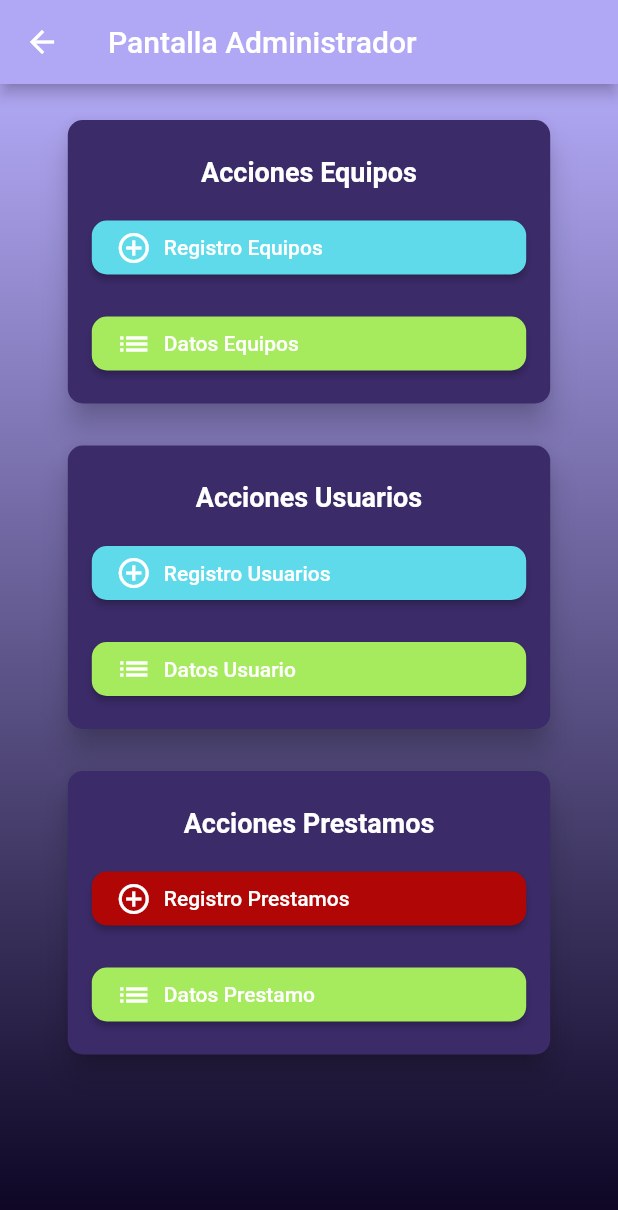
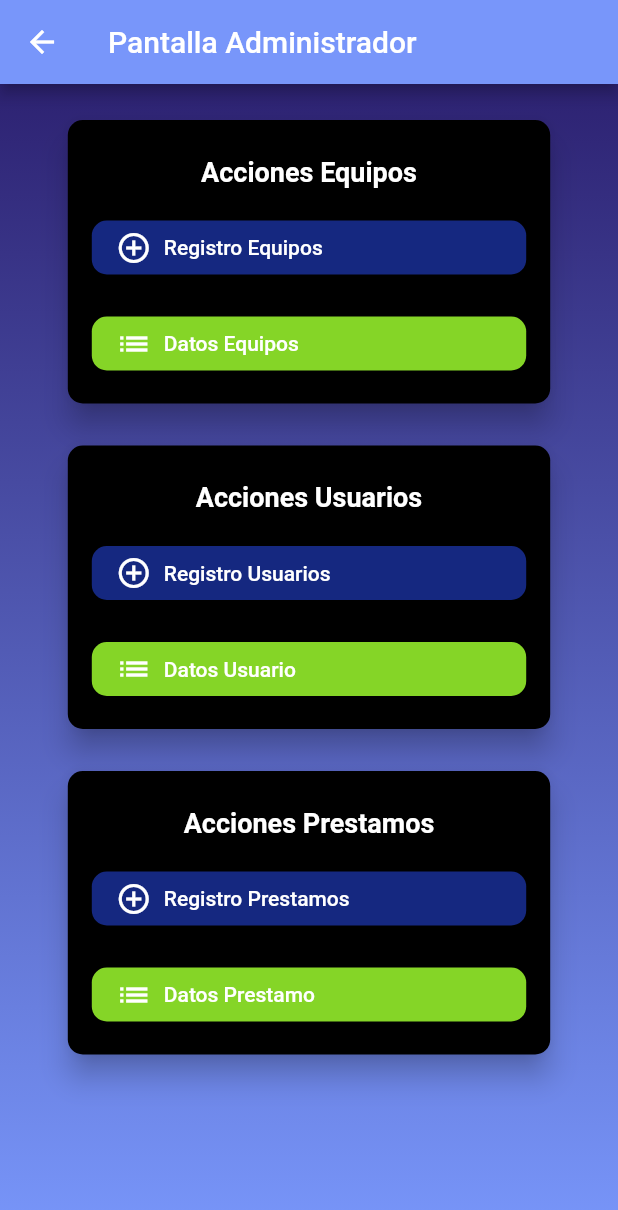
Before and after one commit to Dan2001afk/ICED_Flutter, a Flutter app: the Principal screen opened directly, on a phone screen of 412 x 824 dp. Shown: the top 1210 px of the screen. Run offline on Flutter 3.47's test engine with Material 2 defaults, Android fonts, the phone set to English and light mode, and no system bars; our stand-ins replace fluttertoast, lottie.

Commit message:
cambios flutter  nicolas

```diff
--- a/lib/Botones/BotonesLogin.dart
+++ b/lib/Botones/BotonesLogin.dart
@@ -1,7 +1,7 @@
 import 'package:flutter/material.dart';
 import 'package:fluttertoast/fluttertoast.dart';
 
-import '../Vistas/PrincipalAdmin.dart';
+import '../PantallasAdmin/PrincipalAdmin.dart';
 class BotonesLogin extends StatefulWidget {
   const BotonesLogin({Key? key}) : super(key: key);
 
--- a/lib/Botones/BotonesLoginUsuario.dart
+++ b/lib/Botones/BotonesLoginUsuario.dart
@@ -2,7 +2,7 @@
 import 'package:fluttertoast/fluttertoast.dart';
 import 'package:iced/PantallasUsuario/InformacionUsuario.dart';
 
-import '../Vistas/PrincipalAdmin.dart';
+import '../PantallasAdmin/PrincipalAdmin.dart';
 class BotonesLoginUsuario extends StatefulWidget {
   const BotonesLoginUsuario({Key? key}) : super(key: key);
 
--- a/lib/PantallasAdmin/LoginAdmin.dart
+++ b/lib/PantallasAdmin/LoginAdmin.dart
@@ -1,7 +1,7 @@
 import 'package:flutter/material.dart';
 import '../Botones/BotonesLogin.dart';
 import '../Figuras/IconoLogin.dart';
-import '../Vistas/PrincipalAdmin.dart';
+import 'PrincipalAdmin.dart';
 
 class Login extends StatelessWidget {
   const Login({Key? key, required String userType}) : super(key: key);
--- a/lib/Vistas/PrincipalAdmin.dart
+++ b/lib/PantallasAdmin/PrincipalAdmin.dart
@@ -19,15 +19,24 @@ class _PrincipalState extends State<Principal> {
   Widget build(BuildContext context) {
     return Scaffold(
       appBar: AppBar(
-        title: const Text('Pantalla Administrador '),
-        backgroundColor: Color(0xFFB1A8F5),
+        title: const Text(
+          'Pantalla Administrador',
+          style: TextStyle(
+            color: Colors.white, // Cambia este color según tus preferencias para el texto
+          ),
+        ),
+        iconTheme: IconThemeData(
+          color: Colors.white, // Cambia este color según tus preferencias para el icono
+        ),
+        backgroundColor: Color(0xFF7896FA),
       ),
+
       body: DecoratedBox(
         decoration: BoxDecoration(
           gradient: LinearGradient(
             begin: Alignment.topCenter,
             end: Alignment.bottomCenter,
-            colors: [Color(0xFFB1A8F5), Color(0xFF0B0320)],
+            colors: [Color(0xFF2D2272), Color(0xFF7896FA)],
           ),
         ),
         child: Center(
@@ -43,7 +52,7 @@ class _PrincipalState extends State<Principal> {
                   shape: RoundedRectangleBorder(
                     borderRadius: BorderRadius.circular(10.0),
                   ),
-                  color: Color(0xFF3B2B69), // Cambia el color a 0xFFE1D7FF (RGB)
+                  color: Color(0xFF000000), // Cambia el color a 0xFFE1D7FF (RGB)
                   child: Padding(
                     padding: const EdgeInsets.all(16.0),
                     child: Column(
@@ -74,7 +83,7 @@ class _PrincipalState extends State<Principal> {
                             );
                           },
                           style: ElevatedButton.styleFrom(
-                            primary: Color(0xFF5EDAEA), // Cambia el color a 0xFFE1D7FF (RGB)
+                            primary: Color(0xFF152880), // Cambia el color a 0xFFE1D7FF (RGB)
                             onPrimary: Colors.white,
                             shape: RoundedRectangleBorder(
                               borderRadius: BorderRadius.circular(10.0),
@@ -99,7 +108,7 @@ class _PrincipalState extends State<Principal> {
                             );
                           },
                           style: ElevatedButton.styleFrom(
-                            primary: Color(0xFFA6EA5E), // Cambia el color a 0xFFE1D7FF (RGB)
+                            primary: Color(0xFF85D527), // Cambia el color a 0xFFE1D7FF (RGB)
                             onPrimary: Colors.white,
                             shape: RoundedRectangleBorder(
                               borderRadius: BorderRadius.circular(10.0),
@@ -126,7 +135,7 @@ class _PrincipalState extends State<Principal> {
                   shape: RoundedRectangleBorder(
                     borderRadius: BorderRadius.circular(10.0),
                   ),
-                  color: Color(0xFF3B2B69), // Cambia el color a 0xFFE1D7FF (RGB)
+                  color: Color(0xFF000000), // Cambia el color a 0xFFE1D7FF (RGB)
                   child: Padding(
                     padding: const EdgeInsets.all(16.0),
                     child: Column(
@@ -157,7 +166,7 @@ class _PrincipalState extends State<Principal> {
                             );
                           },
                           style: ElevatedButton.styleFrom(
-                            primary: Color(0xFF5EDAEA), // Cambia el color a 0xFFE1D7FF (RGB)
+                            primary: Color(0xFF152880), // Cambia el color a 0xFFE1D7FF (RGB)
                             onPrimary: Colors.white,
                             shape: RoundedRectangleBorder(
                               borderRadius: BorderRadius.circular(10.0),
@@ -182,7 +191,7 @@ class _PrincipalState extends State<Principal> {
                             );
                           },
                           style: ElevatedButton.styleFrom(
-                            primary: Color(0xFFA6EA5E), // Cambia el color a 0xFFE1D7FF (RGB)
+                            primary: Color(0xFF85D527), // Cambia el color a 0xFFE1D7FF (RGB)
                             onPrimary: Colors.white,
                             shape: RoundedRectangleBorder(
                               borderRadius: BorderRadius.circular(10.0),
@@ -209,7 +218,7 @@ class _PrincipalState extends State<Principal> {
                   shape: RoundedRectangleBorder(
                     borderRadius: BorderRadius.circular(10.0),
                   ),
-                  color: Color(0xFF3B2B69), // Cambia el color a 0xFFE1D7FF (RGB)
+                  color: Color(0xFF000000), // Cambia el color a 0xFFE1D7FF (RGB)
                   child: Padding(
                     padding: const EdgeInsets.all(16.0),
                     child: Column(
@@ -240,7 +249,7 @@ class _PrincipalState extends State<Principal> {
                             );
                           },
                           style: ElevatedButton.styleFrom(
-                            primary: Color(0xFFB00606), // Cambia el color a 0xFFE1D7FF (RGB)
+                            primary: Color(0xFF152880), // Cambia el color a 0xFFE1D7FF (RGB)
                             onPrimary: Colors.white,
                             shape: RoundedRectangleBorder(
                               borderRadius: BorderRadius.circular(10.0),
@@ -265,7 +274,7 @@ class _PrincipalState extends State<Principal> {
                             );
                           },
                           style: ElevatedButton.styleFrom(
-                            primary: Color(0xFFA6EA5E), // Cambia el color a 0xFFE1D7FF (RGB)
+                            primary: Color(0xFF85D527), // Cambia el color a 0xFFE1D7FF (RGB)
                             onPrimary: Colors.white,
                             shape: RoundedRectangleBorder(
                               borderRadius: BorderRadius.circular(10.0),
@@ -279,6 +288,7 @@ class _PrincipalState extends State<Principal> {
                             ],
                           ),
                         ),
+
                       ],
                     ),
                   ),
--- a/lib/PantallasUsuario/LoginUsuario.dart
+++ b/lib/PantallasUsuario/LoginUsuario.dart
@@ -2,7 +2,7 @@ import 'package:flutter/material.dart';
 import 'package:iced/Botones/BotonesLoginUsuario.dart';
 import '../Botones/BotonesLogin.dart';
 import '../Figuras/IconoLogin.dart';
-import '../Vistas/PrincipalAdmin.dart';
+import '../PantallasAdmin/PrincipalAdmin.dart';
 import '../Figuras/IconoUsuario.dart';
 
 class LoginUsuario extends StatelessWidget {
--- a/lib/Vistas/Splash.dart
+++ b/lib/Vistas/Splash.dart
@@ -2,7 +2,7 @@ import 'package:flutter/material.dart';
 import 'package:iced/Vistas/Inicio.dart';
 import 'package:iced/PantallasAdmin/LoginAdmin.dart';
 import 'package:lottie/lottie.dart';
-import 'package:iced/Vistas/PrincipalAdmin.dart';
+import 'package:iced/PantallasAdmin/PrincipalAdmin.dart';
 
 class Splash extends StatefulWidget {
   const Splash({Key? key}) : super(key: key);
--- a/pubspec.yaml
+++ b/pubspec.yaml
@@ -34,6 +34,7 @@ dependencies:
   intl:
   http:
   carousel_slider:
+  image_picker:
 
   # The following adds the Cupertino Icons font to your application.
   # Use with the CupertinoIcons class for iOS style icons.
```
Also changed, not shown: lib/PantallasUsuario/InformacionUsuario.dart (+7 -6 lines), lib/Vistas/Inicio.dart (+20 -6 lines), pubspec.lock, 5 other files.
